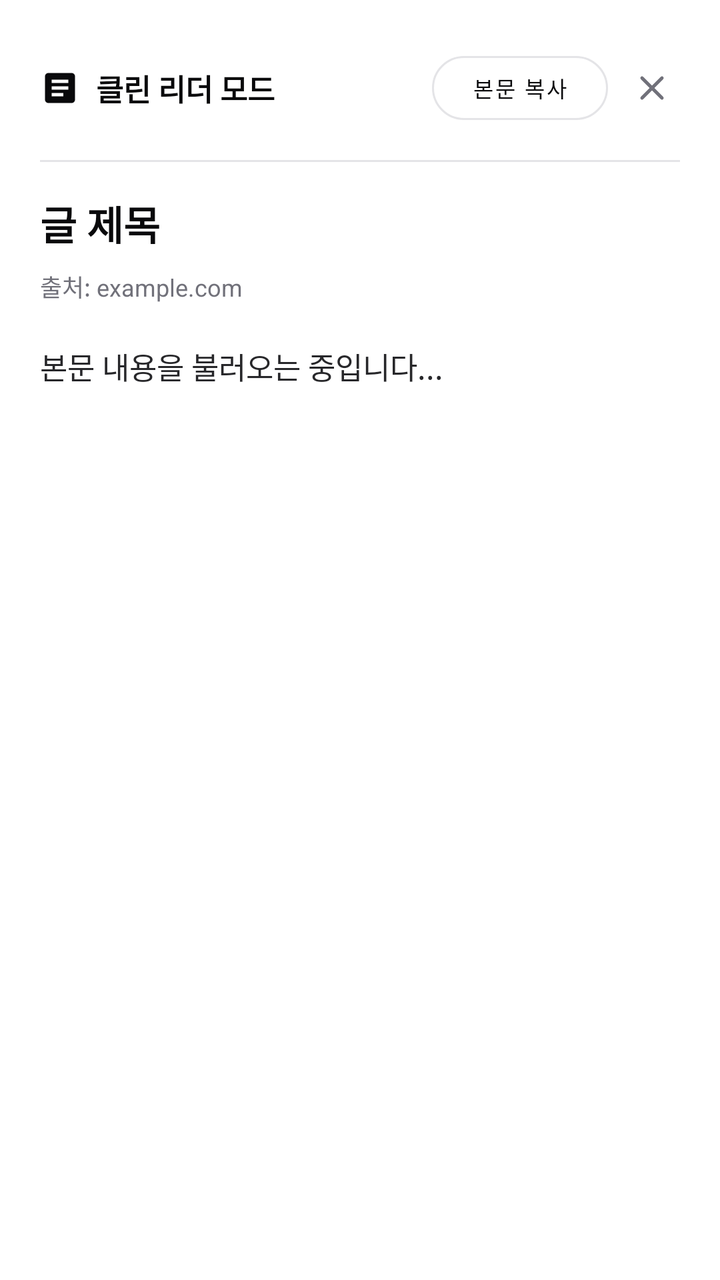
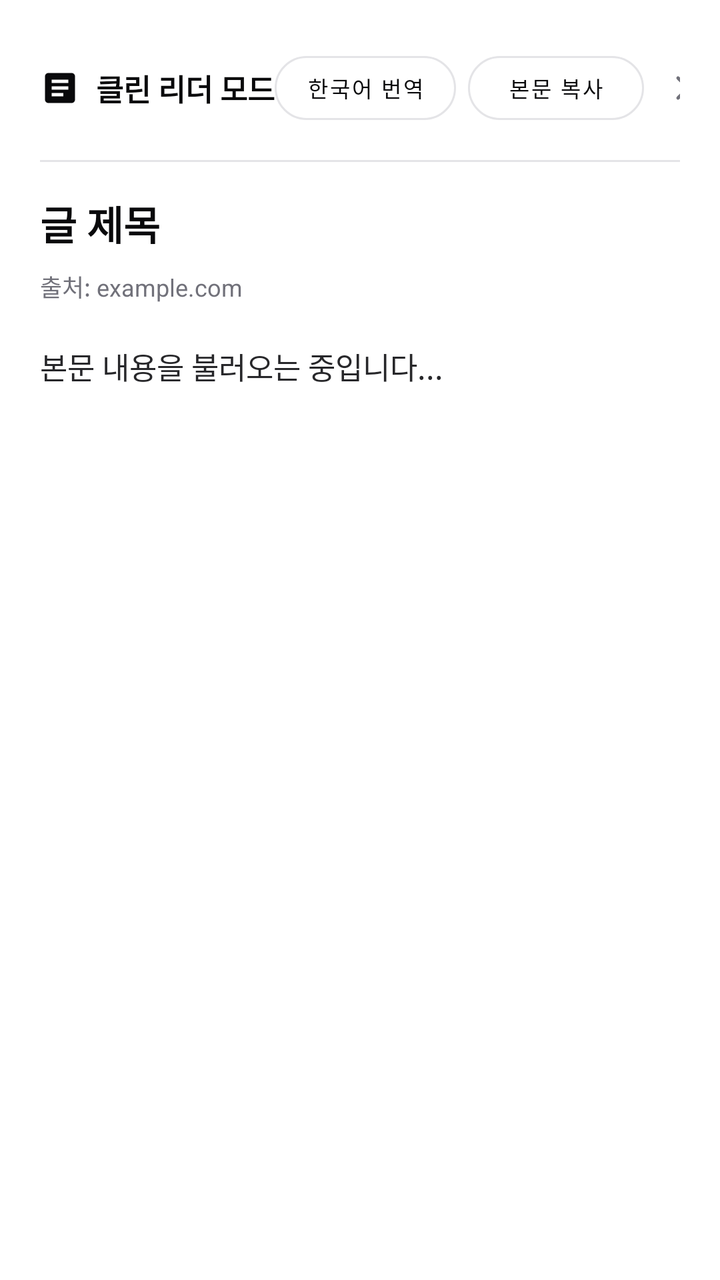

Compare the two renders of this Android layout. The source of the first and the diff that turns it into the second are given below.
<!-- AndroidManifest.xml: application theme Theme.CreamAiHub -->
<!-- res/layout/dialog_reader_mode.xml -->
<?xml version="1.0" encoding="utf-8"?>
<LinearLayout 
    xmlns:android="http://schemas.android.com/apk/res/android"
    xmlns:app="http://schemas.android.com/apk/res-auto"
    android:layout_width="match_parent"
    android:layout_height="match_parent"
    android:orientation="vertical"
    android:background="@color/white"
    android:padding="20dp">

    
    <LinearLayout
        android:layout_width="match_parent"
        android:layout_height="48dp"
        android:orientation="horizontal"
        android:gravity="center_vertical"
        android:layout_marginBottom="12dp">

        <ImageView
            android:layout_width="20dp"
            android:layout_height="20dp"
            android:src="@drawable/ic_book_reader"
            app:tint="@color/primary_black"
            android:layout_marginEnd="8dp" />

        <TextView
            android:layout_width="wrap_content"
            android:layout_height="wrap_content"
            android:text="클린 리더 모드"
            android:textSize="15sp"
            android:textStyle="bold"
            android:textColor="@color/primary_black" />

        <View
            android:layout_width="0dp"
            android:layout_height="0dp"
            android:layout_weight="1" />

        <Button
            android:id="@+id/btnReaderCopy"
            android:layout_width="wrap_content"
            android:layout_height="32dp"
            android:text="본문 복사"
            android:textSize="11sp"
            style="@style/Widget.MaterialComponents.Button.OutlinedButton"
            android:textColor="@color/primary_black"
            app:strokeColor="@color/border_gray"
            app:cornerRadius="16dp"
            android:insetTop="0dp"
            android:insetBottom="0dp"
            android:layout_marginEnd="8dp" />

        <ImageView
            android:id="@+id/btnCloseReaderMode"
            android:layout_width="28dp"
            android:layout_height="28dp"
            android:src="@drawable/ic_close"
            app:tint="@color/text_muted"
            android:padding="4dp"
            android:background="?attr/selectableItemBackgroundBorderless"
            android:contentDescription="Close" />
    </LinearLayout>

    <View
        android:layout_width="match_parent"
        android:layout_height="1dp"
        android:background="@color/border_gray"
        android:layout_marginBottom="16dp" />

    
    <ScrollView
        android:layout_width="match_parent"
        android:layout_height="0dp"
        android:layout_weight="1"
        android:scrollbars="vertical"
        android:fillViewport="true">

        <LinearLayout
            android:layout_width="match_parent"
            android:layout_height="wrap_content"
            android:orientation="vertical">

            <TextView
                android:id="@+id/tvReaderTitle"
                android:layout_width="match_parent"
                android:layout_height="wrap_content"
                android:text="글 제목"
                android:textSize="20sp"
                android:textStyle="bold"
                android:textColor="@color/primary_black"
                android:lineSpacingExtra="4dp"
                android:layout_marginBottom="8dp" />

            <TextView
                android:id="@+id/tvReaderSource"
                android:layout_width="match_parent"
                android:layout_height="wrap_content"
                android:text="출처: example.com"
                android:textSize="12sp"
                android:textColor="@color/text_muted"
                android:layout_marginBottom="20dp" />

            <TextView
                android:id="@+id/tvReaderContent"
                android:layout_width="match_parent"
                android:layout_height="wrap_content"
                android:text="본문 내용을 불러오는 중입니다..."
                android:textSize="15sp"
                android:textColor="#27272A"
                android:lineSpacingExtra="7dp" />
        </LinearLayout>
    </ScrollView>

</LinearLayout>
<!-- resources referenced by this layout -->
<resources>
  <color name="border_gray">#E4E4E7</color>
  <color name="primary_black">#09090B</color>
  <color name="text_muted">#71717A</color>
  <color name="white">#FFFFFF</color>
  <!-- drawable ic_book_reader (drawable) -->
  <vector xmlns:android="http://schemas.android.com/apk/res/android"
      android:width="24dp"
      android:height="24dp"
      android:viewportWidth="24"
      android:viewportHeight="24">
      <path
          android:fillColor="#000000"
          android:pathData="M19,3H5c-1.1,0 -2,0.9 -2,2v14c0,1.1 0.9,2 2,2h14c1.1,0 2,-0.9 2,-2V5c0,-1.1 -0.9,-2 -2,-2zm-5,14H7v-2h7v2zm3,-4H7v-2h10v2zm0,-4H7V7h10v2z" />
  </vector>
  <!-- drawable ic_close (drawable) -->
  <vector xmlns:android="http://schemas.android.com/apk/res/android"
      android:width="24dp"
      android:height="24dp"
      android:viewportWidth="24"
      android:viewportHeight="24">
      <path
          android:strokeColor="#09090B"
          android:strokeWidth="2"
          android:strokeLineCap="round"
          android:strokeLineJoin="round"
          android:pathData="M18,6L6,18M6,6l12,12" />
  </vector>
  <style name="Theme.CreamAiHub" parent="Theme.MaterialComponents.DayNight.NoActionBar">
          <item name="colorPrimary">@color/primary_black</item>
          <item name="colorPrimaryVariant">@color/secondary_dark</item>
          <item name="colorOnPrimary">@color/white</item>
          <item name="android:statusBarColor">@color/white</item>
          <item name="android:windowLightStatusBar">true</item>
      </style>
  <color name="secondary_dark">#27272A</color>
</resources>

<!-- the commit's change to res/layout/dialog_reader_mode.xml (unified diff, before → after) -->
@@ -37,6 +37,20 @@
             android:layout_weight="1" />
 
         <Button
+            android:id="@+id/btnReaderTranslate"
+            android:layout_width="wrap_content"
+            android:layout_height="32dp"
+            android:text="한국어 번역"
+            android:textSize="11sp"
+            style="@style/Widget.MaterialComponents.Button.OutlinedButton"
+            android:textColor="@color/primary_black"
+            app:strokeColor="@color/border_gray"
+            app:cornerRadius="16dp"
+            android:insetTop="0dp"
+            android:insetBottom="0dp"
+            android:layout_marginEnd="6dp" />
+
+        <Button
             android:id="@+id/btnReaderCopy"
             android:layout_width="wrap_content"
             android:layout_height="32dp"
@@ -68,7 +82,7 @@
         android:layout_marginBottom="16dp" />
 
     
-    <ScrollView
+    <androidx.core.widget.NestedScrollView
         android:layout_width="match_parent"
         android:layout_height="0dp"
         android:layout_weight="1"
@@ -109,6 +123,6 @@
                 android:textColor="#27272A"
                 android:lineSpacingExtra="7dp" />
         </LinearLayout>
-    </ScrollView>
+    </androidx.core.widget.NestedScrollView>
 
 </LinearLayout>
